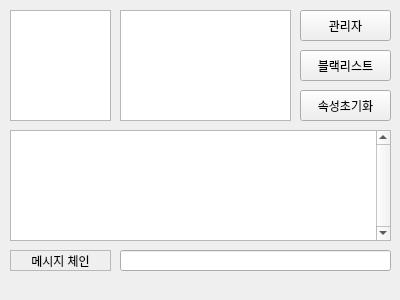
Qt form jsonserver/mainwindow.ui (iAmVeryQT/jsonchat_bonexgu) before a commit.
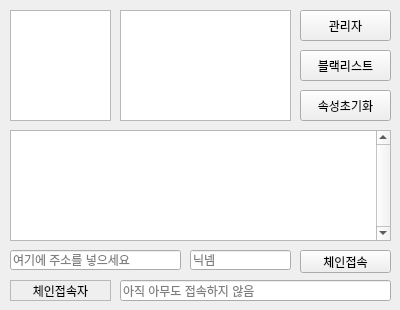
The same form after that commit.

Commit message: 체인완성

```diff
--- a/jsonserver/mainwindow.ui
+++ b/jsonserver/mainwindow.ui
@@ -7,7 +7,7 @@
     <x>0</x>
     <y>0</y>
     <width>400</width>
-    <height>300</height>
+    <height>310</height>
    </rect>
   </property>
   <property name="windowTitle">
@@ -57,7 +57,7 @@
     <property name="geometry">
      <rect>
       <x>10</x>
-      <y>250</y>
+      <y>280</y>
       <width>101</width>
       <height>21</height>
      </rect>
@@ -66,7 +66,7 @@
      <enum>QFrame::StyledPanel</enum>
     </property>
     <property name="text">
-     <string>메시지 체인</string>
+     <string>체인접속자</string>
     </property>
     <property name="alignment">
      <set>Qt::AlignCenter</set>
@@ -76,7 +76,7 @@
     <property name="geometry">
      <rect>
       <x>120</x>
-      <y>250</y>
+      <y>280</y>
       <width>271</width>
       <height>21</height>
      </rect>
@@ -84,6 +84,9 @@
     <property name="readOnly">
      <bool>true</bool>
     </property>
+    <property name="placeholderText">
+     <string>아직 아무도 접속하지 않음</string>
+    </property>
    </widget>
    <widget class="QListWidget" name="log">
     <property name="geometry">
@@ -118,11 +121,45 @@
      </rect>
     </property>
    </widget>
-  </widget>
-  <widget class="QStatusBar" name="statusBar">
-   <property name="sizeGripEnabled">
-    <bool>false</bool>
-   </property>
+   <widget class="QLineEdit" name="address">
+    <property name="geometry">
+     <rect>
+      <x>10</x>
+      <y>250</y>
+      <width>171</width>
+      <height>20</height>
+     </rect>
+    </property>
+    <property name="placeholderText">
+     <string>여기에 주소를 넣으세요</string>
+    </property>
+   </widget>
+   <widget class="QLineEdit" name="nick">
+    <property name="geometry">
+     <rect>
+      <x>190</x>
+      <y>250</y>
+      <width>101</width>
+      <height>20</height>
+     </rect>
+    </property>
+    <property name="placeholderText">
+     <string>닉넴</string>
+    </property>
+   </widget>
+   <widget class="QPushButton" name="connect">
+    <property name="geometry">
+     <rect>
+      <x>300</x>
+      <y>250</y>
+      <width>91</width>
+      <height>23</height>
+     </rect>
+    </property>
+    <property name="text">
+     <string>체인접속</string>
+    </property>
+   </widget>
   </widget>
  </widget>
  <layoutdefault spacing="6" margin="11"/>
```
Left out of the diff: 2 changed lines with no effect on the pictures. The commit also changes 8 other files.
